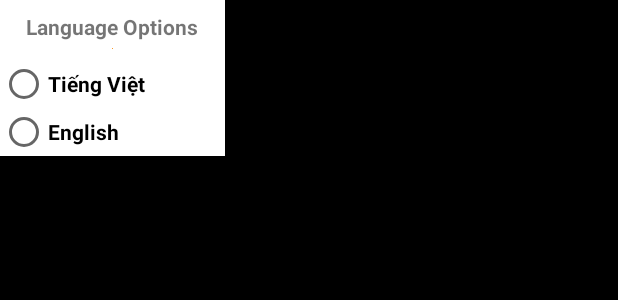
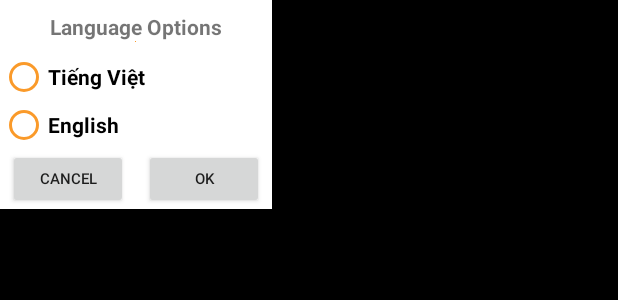
Before and after one commit to nguyennhi263/ReportDashboard, an Android app: the layout language_options.xml on its own in the app's theme, with its tools: preview values and no code run, on a phone screen of 412 x 824 dp. Shown: the top 300 px of the screen. Run offline under Robolectric (Android 15) with nearby library versions, the phone set to English and light mode, and no system bars.

Commit message:
Finished URL+Language, created report detail page
This reverts commit b03b542d5c13d44c1043049e6a379a8cdfd41801.

```diff
--- a/app/src/main/AndroidManifest.xml
+++ b/app/src/main/AndroidManifest.xml
@@ -17,8 +17,8 @@
             </intent-filter>
         </activity>
         <activity android:name=".Activities.LogInActivity" />
-
-        <activity android:name=".Activities.SettingActivity"></activity>
+        <activity android:name=".Activities.SettingActivity" />
+        <activity android:name=".Activities.ReportDetailActivity"></activity>
     </application>
 
 </manifest>
--- a/app/src/main/res/layout/language_options.xml
+++ b/app/src/main/res/layout/language_options.xml
@@ -11,14 +11,14 @@
         android:layout_margin="5dp"
         android:layout_height="wrap_content"
         android:layout_width="wrap_content"
-        android:weightSum="2"
+        android:weightSum="3"
         android:background="@color/White"
         android:orientation="vertical">
 
         <TextView
             android:id="@+id/textView2"
-            android:layout_width="150dp"
-            android:layout_height="40dp"
+            android:layout_width="match_parent"
+            android:layout_height="35dp"
             android:layout_weight="1"
             android:padding="8dp"
             android:text="Language Options"
@@ -32,6 +32,7 @@
             android:layout_width="match_parent"
             android:layout_height="wrap_content"
             android:text="Tiếng Việt"
+            android:buttonTint="@color/Orange"
             android:textSize="14sp"
             android:textStyle="bold" />
 
@@ -39,9 +40,36 @@
             android:id="@+id/_language_option"
             android:layout_width="match_parent"
             android:layout_height="wrap_content"
+            android:buttonTint="@color/Orange"
             android:text="English"
             android:textStyle="bold"
             android:textSize="14sp"/>
+        <LinearLayout
+            android:layout_width="wrap_content"
+            android:layout_height="wrap_content"
+            android:weightSum="2"
+            android:orientation="horizontal"
+            android:layout_margin="0dp">
+            <Button
+                android:id="@+id/cancel_language"
+                android:layout_width="80dp"
+                android:layout_height="40dp"
+                android:layout_marginRight="5dp"
+                android:layout_marginLeft="5dp"
+                android:text="Cancel"
+                android:layout_weight="1"
+                android:textSize="10sp"/>
+
+            <Button
+                android:id="@+id/confirm_language"
+                android:layout_width="80dp"
+                android:layout_height="40dp"
+                android:layout_marginRight="5dp"
+                android:layout_marginLeft="5dp"
+                android:text="OK"
+                android:layout_weight="1"
+                android:textSize="10sp"/>
+        </LinearLayout>
     </LinearLayout>
 
 </android.support.constraint.ConstraintLayout>
```
Also changed, not shown: app/src/main/java/vn/com/ifca/reportdashboard/Activities/ReportDetailActivity.java (added, +15 -0 lines), app/src/main/res/layout/activity_report_detail.xml (added, +9 -0 lines).
